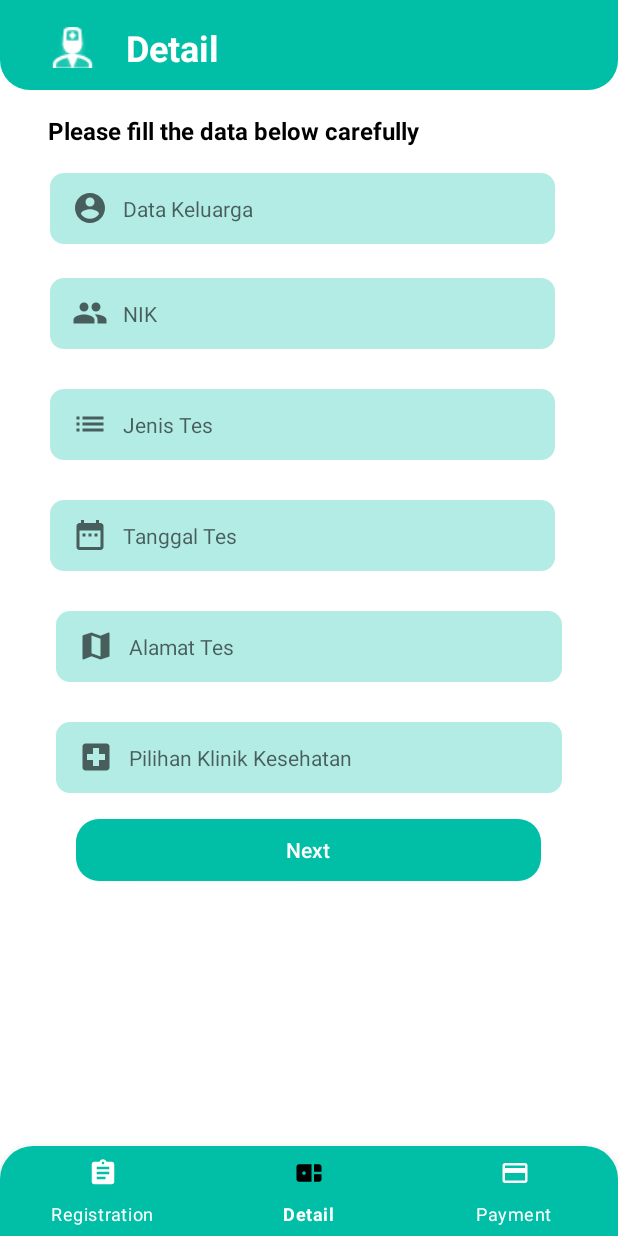
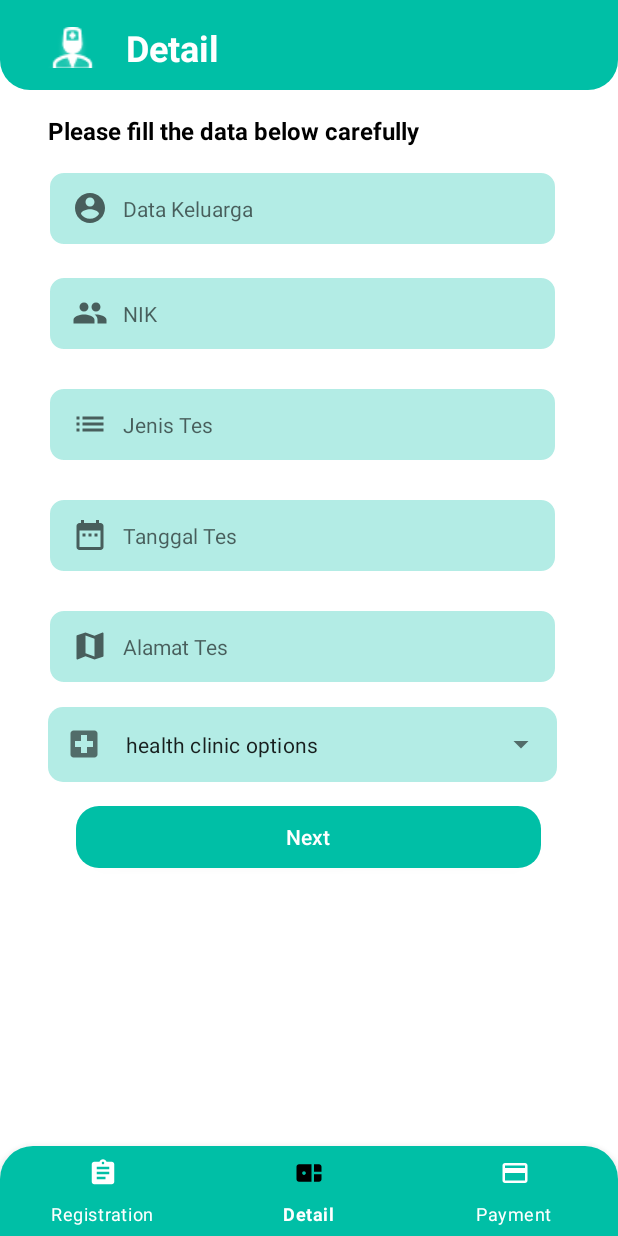
Before and after one commit to ArlPrima/DSwab, an Android app: the RegistFragment screen opened directly, with no data from a screen before it, item 2 of the bottom bar chosen, on a phone screen of 412 x 824 dp. Run offline under Robolectric (Android 15) with nearby library versions, the phone set to English and light mode, and no system bars.

Commit message:
update
resizing  some fragment and make 1 example data validation dropdown

```diff
--- a/app/build.gradle
+++ b/app/build.gradle
@@ -29,6 +29,9 @@ android {
     kotlinOptions {
         jvmTarget = '1.8'
     }
+    buildFeatures {
+        viewBinding true
+    }
 }
 
 dependencies {
--- a/app/src/main/java/com/example/dswap/DetailFragment.kt
+++ b/app/src/main/java/com/example/dswap/DetailFragment.kt
@@ -6,7 +6,10 @@ import androidx.fragment.app.Fragment
 import android.view.LayoutInflater
 import android.view.View
 import android.view.ViewGroup
+import android.widget.ArrayAdapter
+import android.widget.AutoCompleteTextView
 import android.widget.Button
+import com.google.android.material.textfield.TextInputLayout
 
 // TODO: Rename parameter arguments, choose names that match
 // the fragment initialization parameters, e.g. ARG_ITEM_NUMBER
@@ -21,12 +24,19 @@ class DetailFragment : Fragment() {
     override fun onViewCreated(view: View, savedInstanceState: Bundle?) {
         super.onViewCreated(view, savedInstanceState)
         var logoDetail : Button = view.findViewById(R.id.logoDetail)
+        var textfield = view.findViewById<TextInputLayout>(R.id.klinik)
+//        val items = listOf("Material", "Design", "Components", "Android")// can set the list of drop down array in here
+        val rs = resources.getStringArray(R.array.RumahSakit)//using list input of dropdown in the file string in arrray name RumahSakit
+        val adapter = ArrayAdapter(requireContext(), R.layout.dropdown_rs, rs)
+        (textfield.editText as? AutoCompleteTextView)?.setAdapter(adapter)
 
         logoDetail.setOnClickListener{
             var ngintenDetail = Intent(getActivity(),home::class.java)
             startActivity(ngintenDetail)
         }
     }
+
+
 
     override fun onCreateView(
         inflater: LayoutInflater, container: ViewGroup?,
--- a/app/src/main/java/com/example/dswap/RegistFragment.kt
+++ b/app/src/main/java/com/example/dswap/RegistFragment.kt
@@ -7,6 +7,8 @@ import android.view.LayoutInflater
 import android.view.View
 import android.view.ViewGroup
 import android.widget.Button
+import android.widget.EditText
+import android.widget.Toast
 
 // TODO: Rename parameter arguments, choose names that match
 // the fragment initialization parameters, e.g. ARG_ITEM_NUMBER
@@ -20,10 +22,17 @@ class RegistFragment : Fragment() {
     override fun onViewCreated(view: View, savedInstanceState: Bundle?) {
         super.onViewCreated(view, savedInstanceState)
         var logoRegist : Button = view.findViewById(R.id.logoRegist)
-
+        var btnnextregis : Button = view.findViewById(R.id.btnNext)
+        var emailRegist  : EditText = view.findViewById(R.id.email)
         logoRegist.setOnClickListener{
-            var ngintenRegist = Intent(getActivity(),home::class.java)
+            val ngintenRegist = Intent(getActivity(),home::class.java)
             startActivity(ngintenRegist)
+        }
+        btnnextregis.setOnClickListener{
+            if(!emailRegist.text.toString().contains("@")) {
+                Toast.makeText(getActivity(), "Email must be valid", Toast.LENGTH_SHORT).show()
+                emailRegist.error="input valid Email using @"
+            }
         }
     }
 
--- a/app/src/main/res/layout/fragment_detail.xml
+++ b/app/src/main/res/layout/fragment_detail.xml
@@ -19,6 +19,7 @@
         app:layout_constraintTop_toTopOf="parent" />
 
     <com.google.android.material.button.MaterialButton
+        android:id="@+id/logoDetail"
         style="@style/Widget.MaterialComponents.Button.TextButton.Icon"
         android:layout_width="32dp"
         android:layout_height="37dp"
@@ -27,7 +28,6 @@
         app:icon="@drawable/vector"
         app:iconGravity="top"
         app:iconTint="#fff"
-        android:id="@+id/logoDetail"
         app:layout_constraintStart_toStartOf="@+id/view"
         app:layout_constraintTop_toTopOf="parent" />
 
@@ -128,9 +128,7 @@
         android:id="@+id/alamatTes"
         android:layout_width="0dp"
         android:layout_height="50dp"
-        android:layout_marginStart="36dp"
         android:layout_marginTop="24dp"
-        android:layout_marginEnd="36dp"
         android:background="@drawable/bg_input"
         android:drawableStart="@drawable/ic_map"
         android:drawablePadding="10dp"
@@ -138,27 +136,51 @@
         android:inputType="phone"
         android:paddingLeft="16dp"
         android:textSize="14dp"
-        app:layout_constraintEnd_toEndOf="parent"
-        app:layout_constraintStart_toStartOf="parent"
+        app:layout_constraintEnd_toEndOf="@+id/tanggalTes"
+        app:layout_constraintStart_toStartOf="@+id/tanggalTes"
         app:layout_constraintTop_toBottomOf="@+id/tanggalTes" />
 
-    <EditText
+    <com.google.android.material.textfield.TextInputLayout
         android:id="@+id/klinik"
+       style="@style/Widget.MaterialComponents.TextInputLayout.FilledBox.ExposedDropdownMenu"
         android:layout_width="0dp"
         android:layout_height="50dp"
-        android:layout_marginStart="36dp"
-        android:layout_marginTop="24dp"
-        android:layout_marginEnd="36dp"
+        android:layout_marginTop="15dp"
+        app:boxBackgroundColor="#B3ECE5"
         android:background="@drawable/bg_input"
-        android:drawableStart="@drawable/ic_hospital"
-        android:drawablePadding="10dp"
-        android:hint="Pilihan Klinik Kesehatan"
-        android:inputType="text"
-        android:paddingLeft="16dp"
-        android:textSize="14dp"
-        app:layout_constraintEnd_toEndOf="parent"
-        app:layout_constraintStart_toStartOf="parent"
-        app:layout_constraintTop_toBottomOf="@+id/alamatTes" />
+        app:layout_constraintHorizontal_bias="0.5"
+        app:boxCornerRadiusTopStart="10dp"
+        app:boxCornerRadiusTopEnd="10dp"
+        app:boxStrokeColor="@null"
+        app:boxCornerRadiusBottomEnd="10dp"
+        app:boxCornerRadiusBottomStart="10dp"
+        app:boxStrokeWidth="0dp"
+        app:boxStrokeWidthFocused="0dp"
+        app:layout_constraintEnd_toEndOf="@+id/alamatTes"
+        app:layout_constraintStart_toStartOf="@+id/alamatTes"
+        app:layout_constraintTop_toBottomOf="@+id/alamatTes"
+        app:startIconDrawable="@drawable/ic_hospital">
+
+        <AutoCompleteTextView
+            android:id="@+id/klinikInput"
+            android:layout_width="match_parent"
+            android:layout_height="match_parent"
+            android:layout_weight="1"
+            android:background="@null"
+            android:inputType="none"
+            android:ellipsize="end"
+            android:text="health clinic options"
+            android:textSize="14dp"
+            android:paddingTop="10dp"
+            android:paddingBottom="10dp"
+            android:dropDownSelector="@drawable/bg_input"
+            android:singleLine="true"
+            tools:ignore="LabelFor"
+            android:textAlignment="viewStart"
+            />
+
+
+    </com.google.android.material.textfield.TextInputLayout>
 
     <androidx.appcompat.widget.AppCompatButton
         android:id="@+id/btnNext"
@@ -175,4 +197,6 @@
         app:layout_constraintTop_toBottomOf="@+id/klinik" />
 
 
+
+
 </androidx.constraintlayout.widget.ConstraintLayout>
--- a/app/src/main/res/values/strings.xml
+++ b/app/src/main/res/values/strings.xml
@@ -5,4 +5,13 @@
     <string name="start">GET STARTED</string>
     <!-- TODO: Remove or change this placeholder text -->
     <string name="hello_blank_fragment">Hello blank fragment</string>
+    <string-array name="RumahSakit">
+        <item>RS UNAIR</item>
+        <item>RSUD Dr.Soetomo</item>
+        <item>RKZ surabaya</item>
+    </string-array>
+    <string-array name="JenisTes">
+        <item> PCR test</item>
+        <item> Antigen test</item>
+    </string-array>
 </resources>
```
Also changed, not shown: app/src/main/AndroidManifest.xml (+1 -6 lines), app/src/main/java/com/example/dswap/detail.kt (deleted, +0 -12 lines), app/src/main/res/layout/activity_detail.xml (deleted, +0 -268 lines), app/src/main/res/layout/dropdown_rs.xml (added, +11 -0 lines), app/src/main/res/layout/fragment_home.xml (+33 -30 lines), app/src/main/res/layout/fragment_payment.xml (+5 -5 lines), app/src/main/res/layout/fragment_regist.xml (+15 -17 lines), app/src/main/res/layout/fragment_symptoms.xml (+16 -8 lines).
